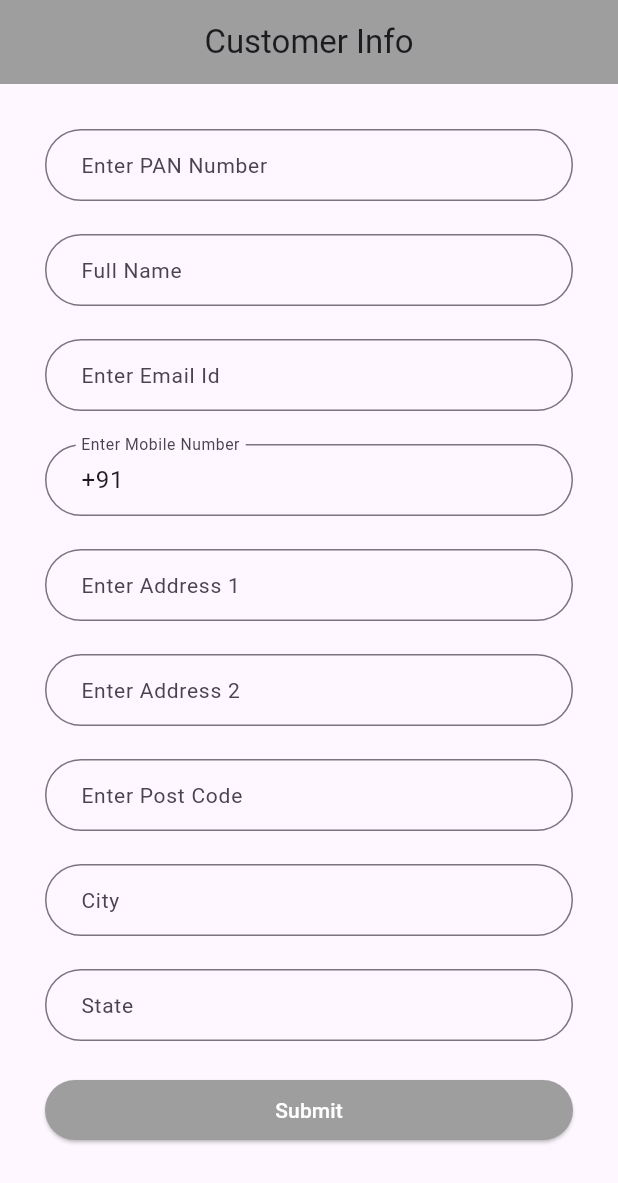
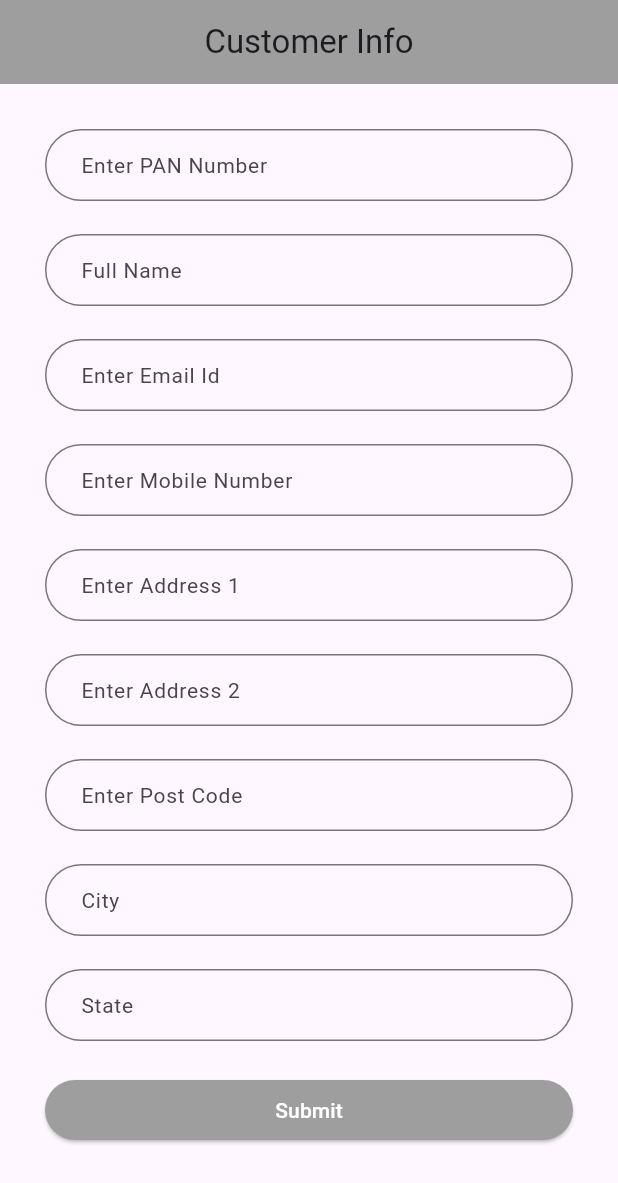
Before and after one commit to flutteraditya/flutterassignment, a Flutter app: the screen it shows after launch, on a phone screen of 412 x 824 dp. Shown: the top 1183 px of the screen. Run offline on Flutter 3.47's test engine with Material 3 defaults, Android fonts, the phone set to English and light mode, and no system bars; our stand-ins replace sqflite; missing offline and left inert: field_validation; accounts and stored records are empty.

```diff
--- a/crudapp/lib/view/getinfopage.dart
+++ b/crudapp/lib/view/getinfopage.dart
@@ -20,7 +20,7 @@ class GetInfoPage extends StatefulWidget {
 TextEditingController panController = TextEditingController();
 TextEditingController nameController = TextEditingController();
 TextEditingController emailController = TextEditingController();
-TextEditingController phoneController = TextEditingController(text: "+91");
+TextEditingController phoneController = TextEditingController();
 TextEditingController add1Controller = TextEditingController();
 TextEditingController add2Controller = TextEditingController();
 TextEditingController postcodeController = TextEditingController();
@@ -90,7 +90,7 @@ class _GetInfoPageState extends State<GetInfoPage> {
                   }
                   else{
                     showDialog(
-                        // ignore: use_build_context_synchronously
+                      // ignore: use_build_context_synchronously
                       context: context,
                       builder: (_) => AlertDialog(
                         title: const Text("error"),
@@ -133,7 +133,10 @@ class _GetInfoPageState extends State<GetInfoPage> {
                 controller: nameController,
                 showCursor: false,
                 readOnly: true,
-                validator: (value) => (value == null || value.isEmpty)? "failed to get data": null,
+                validator: (value) =>
+                (value == null || value.trim().isEmpty)?
+                "failed to get data":
+                null,
                 decoration: InputDecoration(
                   hintText: "Full Name",
                   labelText: "Full Name",
@@ -189,9 +192,9 @@ class _GetInfoPageState extends State<GetInfoPage> {
               child: TextFormField(
                 controller: phoneController,
                 validator: (value) =>
-                (value == null || value == "+91") ?
+                (value == null || value.trim().isEmpty) ?
                 "please enter number":
-                (validation.mobileValidate(content: value.trim().substring(3)))?
+                (validation.mobileValidate(content: value.trim()))?
                 null:
                 "please enter valid number",
                 //initialValue: "+91",
@@ -200,6 +203,7 @@ class _GetInfoPageState extends State<GetInfoPage> {
                   labelText: "Enter Mobile Number",
                   hintStyle: const TextStyle(fontSize: 14,),
                   labelStyle: const TextStyle(fontSize: 14,),
+                  prefix: const Text("+91 "),
                   border: OutlineInputBorder(
                     borderRadius: BorderRadius.circular(30),
                     borderSide: const BorderSide(
@@ -219,7 +223,10 @@ class _GetInfoPageState extends State<GetInfoPage> {
               width: 330,
               child: TextFormField(
                 controller: add1Controller,
-                validator: (value) => (value == null || value.isEmpty)? "please enter address": null,
+                validator: (value) =>
+                (value == null || value.trim().isEmpty)?
+                "please enter address":
+                null,
                 decoration: InputDecoration(
                   hintText: "flat no/building name",
                   labelText: "Enter Address 1",
@@ -268,7 +275,8 @@ class _GetInfoPageState extends State<GetInfoPage> {
               width: 330,
               child: TextFormField(
                 controller: postcodeController,
-                validator: (value) => (value == null || value.isEmpty)?
+                validator: (value) =>
+                (value == null || value.trim().isEmpty)?
                 "please enter postcode":
                 (value.trim().length == 6)?
                 null:
@@ -347,7 +355,10 @@ class _GetInfoPageState extends State<GetInfoPage> {
               child: TextFormField(
                 controller: cityController,
                 readOnly: true,
-                validator: (value) => (value == null || value.isEmpty)? "failed to get value": null,
+                validator: (value) =>
+                (value == null || value.trim().isEmpty)?
+                "failed to get value":
+                null,
                 decoration: InputDecoration(
                   hintText: "Ex: Pune",
                   labelText: "City",
@@ -373,7 +384,10 @@ class _GetInfoPageState extends State<GetInfoPage> {
               child: TextFormField(
                 controller: stateController,
                 readOnly: true,
-                validator: (value) => (value == null || value.isEmpty)? "failed to get value": null,
+                validator: (value) =>
+                (value == null || value.trim().isEmpty)?
+                "failed to get value":
+                null,
                 decoration: InputDecoration(
                   hintText: "Ex: Maharashtra",
                   labelText: "State",
```
